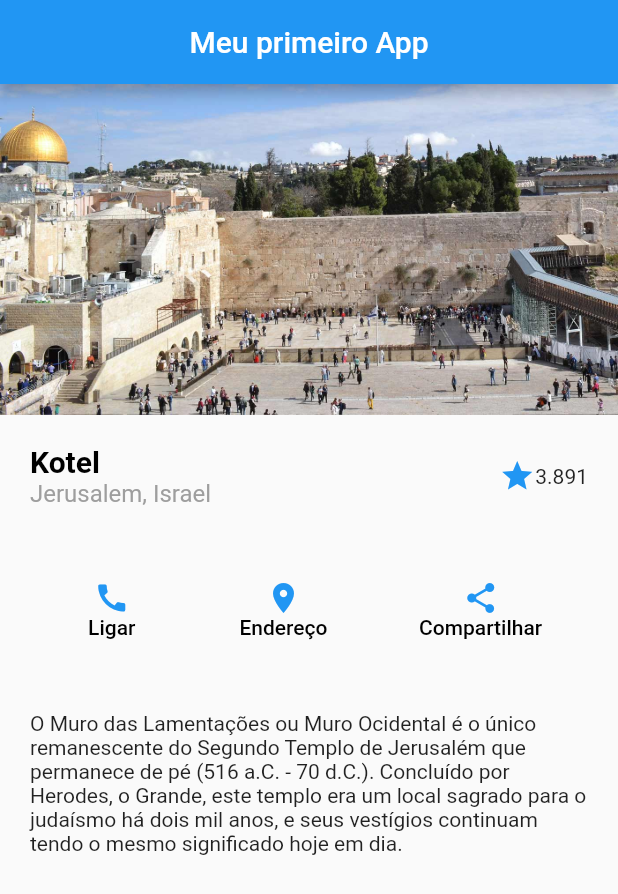
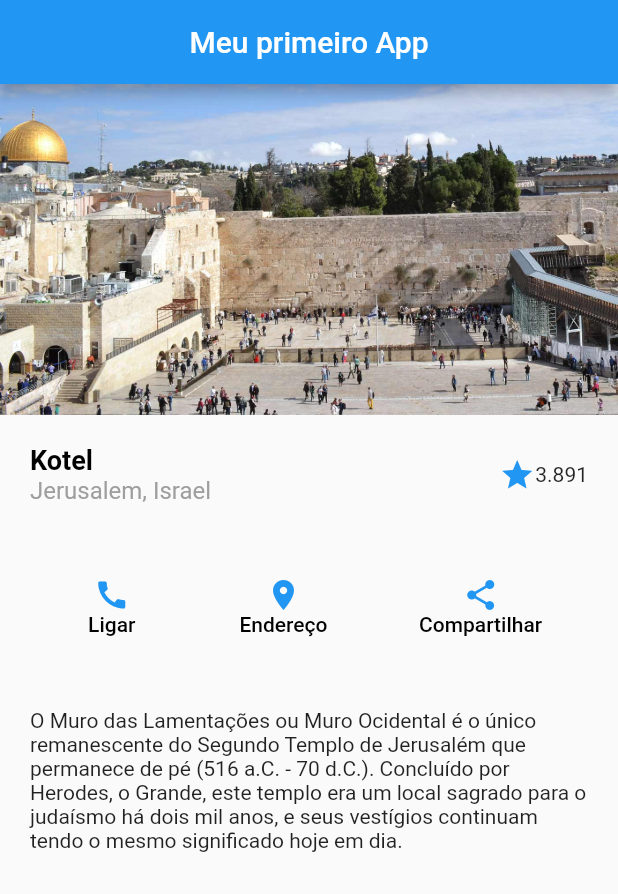
Before and after one commit to FelipeSaadi/flutter-first-project, a Flutter app: the screen it shows after launch, on a phone screen of 412 x 824 dp. Shown: the top 894 px of the screen. Run offline on Flutter 3.47's test engine with Material 2 defaults, Android fonts, the phone set to English and light mode, and no system bars.

Commit message:
feat: remove not used styles

```diff
--- a/lib/main.dart
+++ b/lib/main.dart
@@ -6,7 +6,7 @@ class App extends StatelessWidget {
   const App({super.key});
 
   static const titleStyle = TextStyle(
-    fontSize: 20,
+    fontSize: 18,
     color: Colors.black,
     fontWeight: FontWeight.bold,
   );
@@ -31,7 +31,7 @@ class App extends StatelessWidget {
               image: AssetImage('assets/muro.jpg'),
             ),
             Container(
-              padding: const EdgeInsets.all(20),
+              margin: const EdgeInsets.all(20),
               child: const Row(
                 mainAxisAlignment: MainAxisAlignment.spaceBetween,
                 children: [
@@ -51,8 +51,6 @@ class App extends StatelessWidget {
                     ],
                   ),
                   Row(
-                    crossAxisAlignment: CrossAxisAlignment.center,
-                    mainAxisAlignment: MainAxisAlignment.center,
                     children: [
                       Icon(
                         Icons.star,
```
